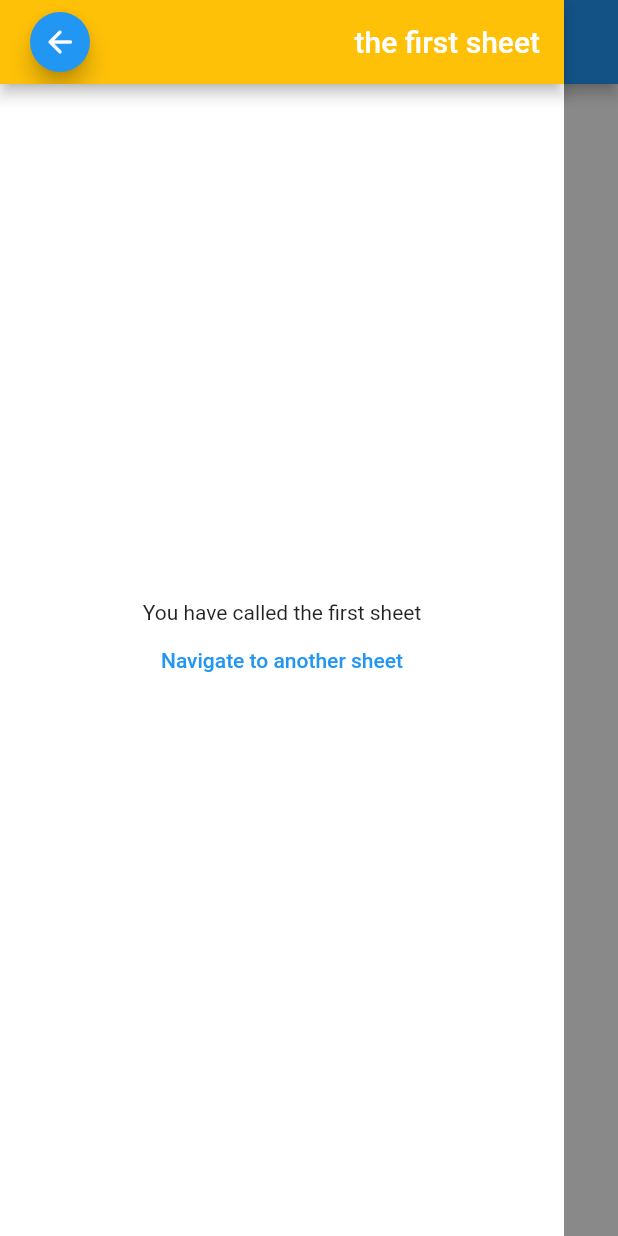
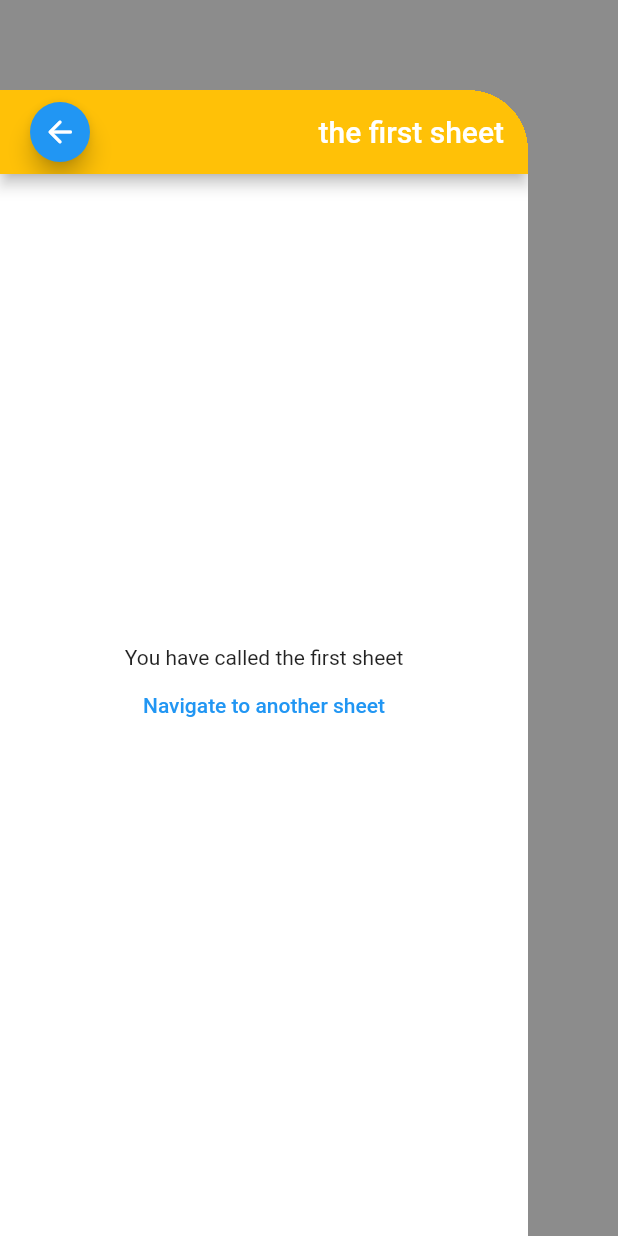
Before and after one commit to Krootl/nested-side-sheet, a Flutter app: the screen it shows after launch, after a tap on the "arrow back" icon, on a phone screen of 412 x 824 dp. Run offline on Flutter 3.47's test engine with Material 2 defaults, Android fonts, the phone set to English and light mode, and no system bars.

Commit message:
- added the homeCard widget for customizing the background view of the sheets; - renamed NavigateTo class to customTransitionNavigation; - added ability for changing a background decoration widget of the sheet; - added decoration builder; - refactor code in the SheetWidget;

```diff
--- a/example/lib/view/app.dart
+++ b/example/lib/view/app.dart
@@ -1,5 +1,6 @@
-import 'package:example/view/navigate_to.dart';
+import 'package:example/view/custom_transition_navigation.dart';
 import 'package:example/view/sheets/first_sheet.dart';
+import 'package:example/view/widget/home_card.dart';
 import 'package:flutter/material.dart';
 import 'package:krootl_flutter_side_menu/krootl_flutter_sheet.dart';
 
@@ -13,7 +14,8 @@ class MyApp extends StatelessWidget {
           primarySwatch: Colors.blue,
         ),
         debugShowCheckedModeBanner: false,
-        home: const SheetWidget(
+        home: SheetWidget(
+          parentDecorationBuilder: (child) => HomeCard(child: child),
           child: MyHomePage(title: 'Sheets Menu'),
         ),
       );
@@ -34,7 +36,8 @@ class _MyHomePageState extends State<MyHomePage> {
   String? resultOfClosingAllSheets;
 
   @override
-  Widget build(BuildContext context) => Scaffold(
+  Widget build(BuildContext context) => HomeCard(
+        child: Scaffold(
           appBar: AppBar(title: Text(widget.title)),
           body: Stack(
             children: [
@@ -79,13 +82,14 @@ class _MyHomePageState extends State<MyHomePage> {
               ),
             ],
           ),
+        ),
       );
 
   void onLeftButton() async {
-    final result = await NavigateTo.pushLeft(
+    final result = await CustomTransitionNavigation.pushLeft(
       context,
       FirstSheet(
-        size: const Size(376, double.infinity),
+        size: Size(376, MediaQuery.of(context).size.height),
         alignment: Alignment.centerLeft,
       ),
     );
@@ -99,10 +103,13 @@ class _MyHomePageState extends State<MyHomePage> {
   void onRightButton() async {
     final result = await SheetWidget.of(context).pushRight(
       FirstSheet(
-        size: Size(MediaQuery.of(context).size.width * (2 / 3), double.infinity),
+        size: Size(
+          MediaQuery.of(context).size.width * (1 / 3),
+          MediaQuery.of(context).size.height,
+        ),
         alignment: Alignment.centerRight,
       ),
-      dismissible: false,
+      dismissible: true,
     );
     setState(() {
       if (result is String) resultOfClosingAllSheets = result;
@@ -110,7 +117,7 @@ class _MyHomePageState extends State<MyHomePage> {
   }
 
   void onBottomCustomAnimation() async {
-    final result = await NavigateTo.pushBottom(
+    final result = await CustomTransitionNavigation.pushBottom(
       context,
       FirstSheet(
         size: Size(MediaQuery.of(context).size.width, 400),
--- a/example/lib/view/navigate_to.dart
+++ b/example/lib/view/custom_transition_navigation.dart
@@ -2,8 +2,8 @@ import 'package:flutter/widgets.dart';
 import 'package:krootl_flutter_side_menu/krootl_flutter_sheet.dart';
 
 /// Examples of custom transition animation
-class NavigateTo {
-  NavigateTo._();
+class CustomTransitionNavigation {
+  CustomTransitionNavigation._();
 
   /// navigate to the next sheet from the left side of the screen
   static Future<dynamic> pushLeft(BuildContext context, Widget sheet) =>
--- a/example/lib/view/sheets/first_sheet.dart
+++ b/example/lib/view/sheets/first_sheet.dart
@@ -1,4 +1,4 @@
-import 'package:example/view/navigate_to.dart';
+import 'package:example/view/custom_transition_navigation.dart';
 import 'package:example/view/sheets/custom_sheet.dart';
 import 'package:example/view/sheets/second_sheet.dart';
 import 'package:flutter/material.dart';
@@ -38,7 +38,7 @@ class _FirstSheetState extends State<FirstSheet> {
                 dynamic result;
 
                 if (widget.alignment == Alignment.centerLeft) {
-                  result = await NavigateTo.pushLeft(
+                  result = await CustomTransitionNavigation.pushLeft(
                     context,
                     SecondSheet(size: widget.size, alignment: widget.alignment),
                   );
@@ -50,7 +50,7 @@ class _FirstSheetState extends State<FirstSheet> {
                 }
 
                 if (widget.alignment == Alignment.bottomCenter) {
-                  result = await NavigateTo.pushBottom(
+                  result = await CustomTransitionNavigation.pushBottom(
                     context,
                     SecondSheet(size: widget.size, alignment: widget.alignment),
                   );
--- /dev/null
+++ b/example/lib/view/widget/home_card.dart
@@ -0,0 +1,58 @@
+import 'package:flutter/material.dart';
+
+class HomeCard extends StatelessWidget {
+  const HomeCard({
+    this.child,
+    this.backgroundColor,
+    this.height,
+    Key? key,
+  }) : super(key: key);
+
+  final Widget? child;
+  final Color? backgroundColor;
+  final double? height;
+
+  @override
+  Widget build(BuildContext context) => LayoutBuilder(
+        builder: (context, constraints) => Stack(
+          children: [
+            Align(
+              alignment: Alignment.bottomLeft,
+              child: Scrollbar(
+                scrollbarOrientation: ScrollbarOrientation.bottom,
+                child: SingleChildScrollView(
+                  primary: true,
+                  scrollDirection: Axis.horizontal,
+                  child: content(
+                    context,
+                    pageWidth: constraints.maxWidth,
+                    pageHeight: constraints.minHeight,
+                  ),
+                ),
+              ),
+            ),
+          ],
+        ),
+      );
+
+  Widget content(
+    BuildContext context, {
+    required double pageWidth,
+    required double pageHeight,
+  }) =>
+      Container(
+        constraints: BoxConstraints(
+          maxWidth: pageWidth - 60,
+          minHeight: height ?? pageHeight,
+        ),
+        margin: EdgeInsets.only(top: 60),
+        clipBehavior: Clip.hardEdge,
+        decoration: BoxDecoration(
+          color: backgroundColor,
+          borderRadius: BorderRadius.only(
+            topRight: Radius.circular(40),
+          ),
+        ),
+        child: child,
+      );
+}
--- a/lib/src/sheet_entry.dart
+++ b/lib/src/sheet_entry.dart
@@ -26,6 +26,9 @@ class SheetEntry<T> {
   /// an ability to close sheets by the tapping on the free space
   final bool dismissible;
 
+  /// /// The decoration builder to paint behind the [slidingAnimationWidget].
+  final DecorationBuilder? decorationBuilder;
+
   SheetEntry({
     required this.id,
     required this.slidingAnimationWidget,
@@ -34,6 +37,7 @@ class SheetEntry<T> {
     required this.transitionBuilder,
     required this.alignment,
     required this.dismissible,
+    required this.decorationBuilder,
   });
 
   factory SheetEntry.createNewElement({
@@ -43,6 +47,7 @@ class SheetEntry<T> {
     required Widget sheet,
     required Completer<T?> completer,
     required Alignment alignment,
+    required DecorationBuilder? decorationBuilder,
     bool initWithAnimation = true,
     required bool dismissible,
   }) {
@@ -69,6 +74,7 @@ class SheetEntry<T> {
       transitionBuilder: transitionBuilder,
       alignment: alignment,
       dismissible: dismissible,
+      decorationBuilder: decorationBuilder,
     );
   }
 
--- a/lib/src/sheet_widget.dart
+++ b/lib/src/sheet_widget.dart
@@ -14,7 +14,7 @@ class SheetWidget extends StatefulWidget {
     required this.child,
     this.settleDuration = _kBaseSettleDuration,
     this.scrimColor = Colors.black45,
-    this.decorationWidget,
+    this.parentDecorationBuilder,
   }) : super(key: key);
 
   /// the animation duration of showing/hiding a sheet
@@ -27,8 +27,8 @@ class SheetWidget extends StatefulWidget {
   /// of your widget tree for finding [SheetWidgetState] in the widget's tree
   final Widget child;
 
-  /// The decoration widget to paint behind the [sheet's stack].
-  final Widget Function(Widget child)? decorationWidget;
+  /// the custom widget for customizing a background view of the sheets.
+  final DecorationBuilder? parentDecorationBuilder;
 
   static SheetWidgetState of(BuildContext context) {
     final inheritedElement =
@@ -79,13 +79,21 @@ class SheetWidgetState extends State<SheetWidget> with TickerProviderStateMixin
   int get currentSheetLength => _sheetEntries.length;
 
   /// add a sheet to the stack of widgets from the right side
-  Future<T?> pushRight<T extends Object?>(Widget sideSheet, {bool dismissible = true}) => push<T>(
+  Future<T?> pushRight<T extends Object?>(
+    Widget sideSheet, {
+    bool dismissible = true,
+    DecorationBuilder? decorationBuilder,
+  }) =>
+      push<T>(
         sideSheet,
         alignment: Alignment.centerRight,
         transitionBuilder: (child, animation) => SlideTransition(
-          position: animation.drive(Tween<Offset>(begin: const Offset(1, 0), end: Offset.zero)),
+          position: animation.drive(
+            Tween<Offset>(begin: const Offset(1, 0), end: Offset.zero),
+          ),
           child: child,
         ),
+        decorationBuilder: decorationBuilder,
         dismissible: dismissible,
       );
 
@@ -94,6 +102,7 @@ class SheetWidgetState extends State<SheetWidget> with TickerProviderStateMixin
     Widget sideSheet, {
     required SheetTransitionBuilder transitionBuilder,
     required Alignment alignment,
+    DecorationBuilder? decorationBuilder,
     bool dismissible = true,
   }) async {
     if (!mounted) return null;
@@ -104,6 +113,7 @@ class SheetWidgetState extends State<SheetWidget> with TickerProviderStateMixin
       tickerProvider: this,
       sheet: sideSheet,
       completer: completer,
+      decorationBuilder: decorationBuilder ?? widget.parentDecorationBuilder,
       animationDuration: widget.settleDuration,
       alignment: alignment,
       dismissible: dismissible,
@@ -174,6 +184,7 @@ class SheetWidgetState extends State<SheetWidget> with TickerProviderStateMixin
     Widget sideSheet, {
     Alignment? alignment,
     SheetTransitionBuilder? transitionBuilder,
+    DecorationBuilder? decorationBuilder,
   }) async {
     assert(
       _sheetEntries.isNotEmpty,
@@ -186,6 +197,7 @@ class SheetWidgetState extends State<SheetWidget> with TickerProviderStateMixin
     final newEntry = SheetEntry<T?>.createNewElement(
       tickerProvider: this,
       animationDuration: widget.settleDuration,
+      decorationBuilder: decorationBuilder ?? oldEntry.decorationBuilder,
       sheet: sideSheet,
       completer: oldCompleter,
       initWithAnimation: true,
@@ -232,7 +244,11 @@ class SheetWidgetState extends State<SheetWidget> with TickerProviderStateMixin
 
   /// showing an overlay with a custom nested navigation
   OverlayEntry _buildOverlayEntry() => OverlayEntry(
-        builder: (ctx) => InheritedSheetDataProvider(
+        builder: (ctx) => SizedBox.fromSize(
+          size: MediaQuery.of(context).size,
+          child: GestureDetector(
+            onTap: _sheetEntries.any((e) => !e.dismissible) ? null : close,
+            child: InheritedSheetDataProvider(
               state: this,
               child: AnimatedBuilder(
                 animation: _scrimColorAnimation,
@@ -240,29 +256,28 @@ class SheetWidgetState extends State<SheetWidget> with TickerProviderStateMixin
                   color: _scrimColorAnimation.value,
                   child: child,
                 ),
-            child: widget.decorationWidget == null
-                ? _overlayContent(ctx)
-                : widget.decorationWidget!(_overlayContent(ctx)),
+                child: _overlayContent(ctx),
+              ),
+            ),
           ),
         ),
       );
 
   Widget _overlayContent(BuildContext context) => Stack(
         children: [
-          Positioned.fill(
-            child: GestureDetector(
-              onTap: _sheetEntries.any((e) => !e.dismissible) ? null : close,
-            ),
-          ),
           ..._sheetEntries.map((e) {
             final ignore = e != _sheetEntries.last;
-            return Align(
+            final sheet = GestureDetector(
+              onTap: () {},
+              child: Align(
                 alignment: e.alignment,
                 child: IgnorePointer(
                   ignoring: ignore,
                   child: e.slidingAnimationWidget,
                 ),
+              ),
             );
+            return e.decorationBuilder == null ? sheet : e.decorationBuilder!(sheet);
           }),
         ],
       );
--- a/lib/src/sliding_animation_widget.dart
+++ b/lib/src/sliding_animation_widget.dart
@@ -53,12 +53,11 @@ class _SlidingAnimationWidgetState extends State<SlidingAnimationWidget>
   Widget build(BuildContext context) => AnimatedBuilder(
         animation: animation,
         builder: (context, child) => widget.transitionBuilder(child!, animation),
-        child: SizedBox(
-          width: sheetSize?.width,
-          height: sheetSize?.height,
+        child: SizedBox.fromSize(
+          size: sheetSize,
           child: MeasureSize(
             onChange: (size) {
-              setState(() => sheetSize = size);
+              setState(() => sheetSize ??= size);
               animate();
             },
             child: widget.child,
--- a/lib/src/type_defs.dart
+++ b/lib/src/type_defs.dart
@@ -5,3 +5,6 @@ typedef SheetTransitionBuilder = AnimatedWidget Function(
   Widget child,
   Animation<double> position,
 );
+
+/// The decoration builder to paint behind the [child].
+typedef DecorationBuilder = Widget Function(Widget child);
```
Lines whose indentation alone changed are shown as unchanged.
